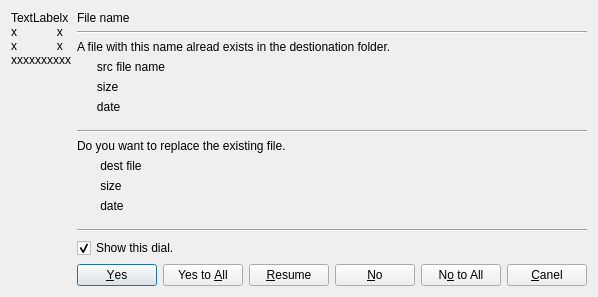
First picture: the form in src/ui/fileexistaskdialog.ui, repository kitech/nullfxp, before the edit.
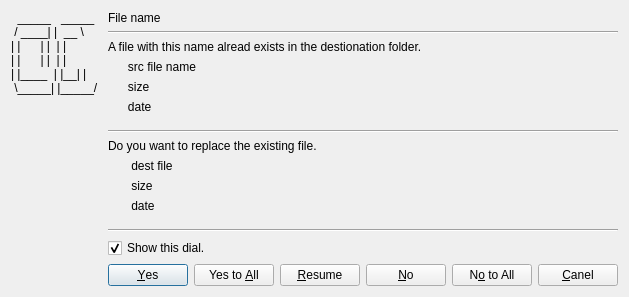
Second picture: the form after the edit.

Diff of the .ui file:
```diff
--- a/src/ui/fileexistaskdialog.ui
+++ b/src/ui/fileexistaskdialog.ui
@@ -16,12 +16,17 @@
    <item>
     <layout class="QVBoxLayout" name="verticalLayout_3" >
      <item>
-      <widget class="QLabel" name="label" >
-       <property name="text" >
-        <string>TextLabelx
-x            x
-x            x
-xxxxxxxxxx</string>
+      <widget class="QLabel" name="label">
+       <property name="text">
+        <string>  _____   _____  
+ / ____| |  __ \ 
+| |      | |  | |
+| |      | |  | |
+| |____  | |__| |
+ \_____| |_____/ </string>
+       </property>
+       <property name="textInteractionFlags">
+        <set>Qt::LinksAccessibleByMouse|Qt::TextSelectableByMouse</set>
        </property>
       </widget>
      </item>
```
Left out of the diff: 124 changed lines with no effect on the pictures.
